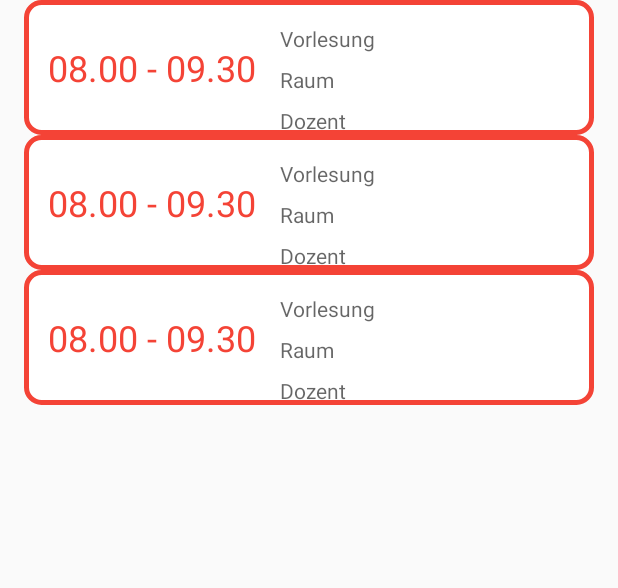
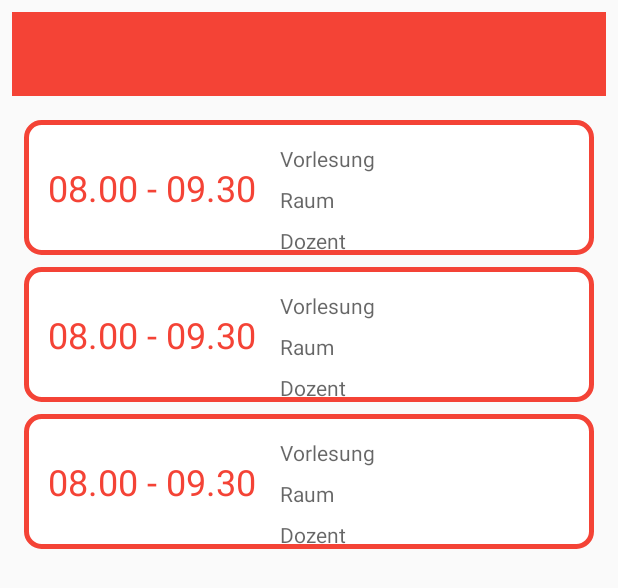
Before and after one commit to roschal/Hochschule-Stralsund, an Android app: the layout fragment_item_list.xml on its own in the app's theme, with its tools: preview values and no code run, on a phone screen of 412 x 824 dp. Shown: the top 588 px of the screen. Run offline under Robolectric (Android 15) with nearby library versions, the phone set to English and light mode, and no system bars; network calls fail.

Commit message:
+ first toolbar in fragments + more space between the list items

```diff
--- a/app/src/main/java/teamg/hochschulestralsund/ItemFragment.java
+++ b/app/src/main/java/teamg/hochschulestralsund/ItemFragment.java
@@ -3,9 +3,13 @@ package teamg.hochschulestralsund;
 import android.app.Fragment;
 import android.content.Context;
 import android.os.Bundle;
+import android.support.constraint.ConstraintLayout;
+import android.support.constraint.ConstraintSet;
+import android.support.v7.app.AppCompatActivity;
 import android.support.v7.widget.GridLayoutManager;
 import android.support.v7.widget.LinearLayoutManager;
 import android.support.v7.widget.RecyclerView;
+import android.support.v7.widget.Toolbar;
 import android.util.Log;
 import android.view.LayoutInflater;
 import android.view.MotionEvent;
@@ -58,13 +62,14 @@ public class ItemFragment extends Fragment {
                              Bundle savedInstanceState) {
         View view = inflater.inflate(R.layout.fragment_item_list, container, false);
 
-
         /* set the adapter */
         ArrayList<Lecture> lectures = customSQL.getLectures(DAY_OF_WEEK);
 
-        if (view instanceof RecyclerView) {
-            Context context = view.getContext();
-            RecyclerView recyclerView = (RecyclerView) view;
+        if (view instanceof ConstraintLayout) {
+            RecyclerView recyclerView = view.findViewById(R.id.list);
+
+            Context context = recyclerView.getContext();
+
             if (mColumnCount <= 1) {
                 recyclerView.setLayoutManager(new LinearLayoutManager(context));
             } else {
--- a/app/src/main/java/teamg/hochschulestralsund/MainActivity.java
+++ b/app/src/main/java/teamg/hochschulestralsund/MainActivity.java
@@ -7,8 +7,12 @@ import android.app.ListFragment;
 import android.content.Intent;
 import android.graphics.PorterDuff;
 import android.graphics.drawable.Drawable;
+import android.support.constraint.ConstraintLayout;
+import android.support.constraint.ConstraintSet;
 import android.support.v7.app.AppCompatActivity;
 import android.os.Bundle;
+import android.support.v7.widget.Toolbar;
+import android.util.Log;
 import android.view.Menu;
 import android.view.MenuInflater;
 import android.view.MenuItem;
@@ -27,6 +31,7 @@ public class MainActivity extends AppCompatActivity implements ItemFragment.OnLi
 
     public static String CODE_SHOW_DAY = "CODE_SHOW_DAY";
 
+    private Toolbar toolbar;
     private Calendar calendar;
     private FragmentManager manager;
     private FragmentTransaction transaction;
@@ -160,4 +165,8 @@ public class MainActivity extends AppCompatActivity implements ItemFragment.OnLi
 
         return currentDay;
     }
+
+    private void setConstraint() {
+
+    }
 }
--- a/app/src/main/res/layout/activity_main.xml
+++ b/app/src/main/res/layout/activity_main.xml
@@ -6,5 +6,4 @@
     android:layout_width="match_parent"
     android:layout_height="match_parent"
     tools:context="teamg.hochschulestralsund.MainActivity">
-
 </android.support.constraint.ConstraintLayout>
--- a/app/src/main/res/layout/fragment_item.xml
+++ b/app/src/main/res/layout/fragment_item.xml
@@ -4,6 +4,7 @@
     xmlns:tools="http://schemas.android.com/tools"
     android:layout_width="match_parent"
     android:layout_height="wrap_content"
+    android:layout_marginTop="8dp"
     android:background="@drawable/fragment_item_border">
 
     <TextView
--- a/app/src/main/res/layout/fragment_item_list.xml
+++ b/app/src/main/res/layout/fragment_item_list.xml
@@ -1,13 +1,37 @@
 <?xml version="1.0" encoding="utf-8"?>
-<android.support.v7.widget.RecyclerView xmlns:android="http://schemas.android.com/apk/res/android"
+<android.support.constraint.ConstraintLayout xmlns:android="http://schemas.android.com/apk/res/android"
     xmlns:app="http://schemas.android.com/apk/res-auto"
     xmlns:tools="http://schemas.android.com/tools"
-    android:id="@+id/list"
-    android:name="teamg.hochschulestralsund.ItemFragment"
+    android:id="@+id/timetable_fragment"
     android:layout_width="match_parent"
     android:layout_height="match_parent"
-    android:layout_marginLeft="16dp"
-    android:layout_marginRight="16dp"
-    app:layoutManager="LinearLayoutManager"
-    tools:context="teamg.hochschulestralsund.ItemFragment"
-    tools:listitem="@layout/fragment_item" />
+    tools:context="teamg.hochschulestralsund.MainActivity">
+
+    <android.support.v7.widget.RecyclerView
+        android:id="@+id/list"
+        android:name="teamg.hochschulestralsund.ItemFragment"
+        android:layout_width="match_parent"
+        android:layout_height="371dp"
+        android:layout_marginEnd="16dp"
+        android:layout_marginStart="16dp"
+        android:layout_marginTop="8dp"
+        app:layout_constraintEnd_toEndOf="parent"
+        app:layout_constraintStart_toStartOf="parent"
+        app:layout_constraintTop_toBottomOf="@+id/toolbar_fragment"
+        tools:context="teamg.hochschulestralsund.ItemFragment"
+        tools:listitem="@layout/fragment_item" />
+
+    <android.support.v7.widget.Toolbar
+        android:id="@+id/toolbar_fragment"
+        android:layout_width="0dp"
+        android:layout_height="wrap_content"
+        android:layout_marginEnd="8dp"
+        android:layout_marginStart="8dp"
+        android:layout_marginTop="8dp"
+        android:background="?attr/colorPrimary"
+        android:minHeight="?attr/actionBarSize"
+        android:theme="?attr/actionBarTheme"
+        app:layout_constraintEnd_toEndOf="parent"
+        app:layout_constraintStart_toStartOf="parent"
+        app:layout_constraintTop_toTopOf="parent" />
+</android.support.constraint.ConstraintLayout>
```
Also changed, not shown: build.gradle (line endings or trailing spaces).
